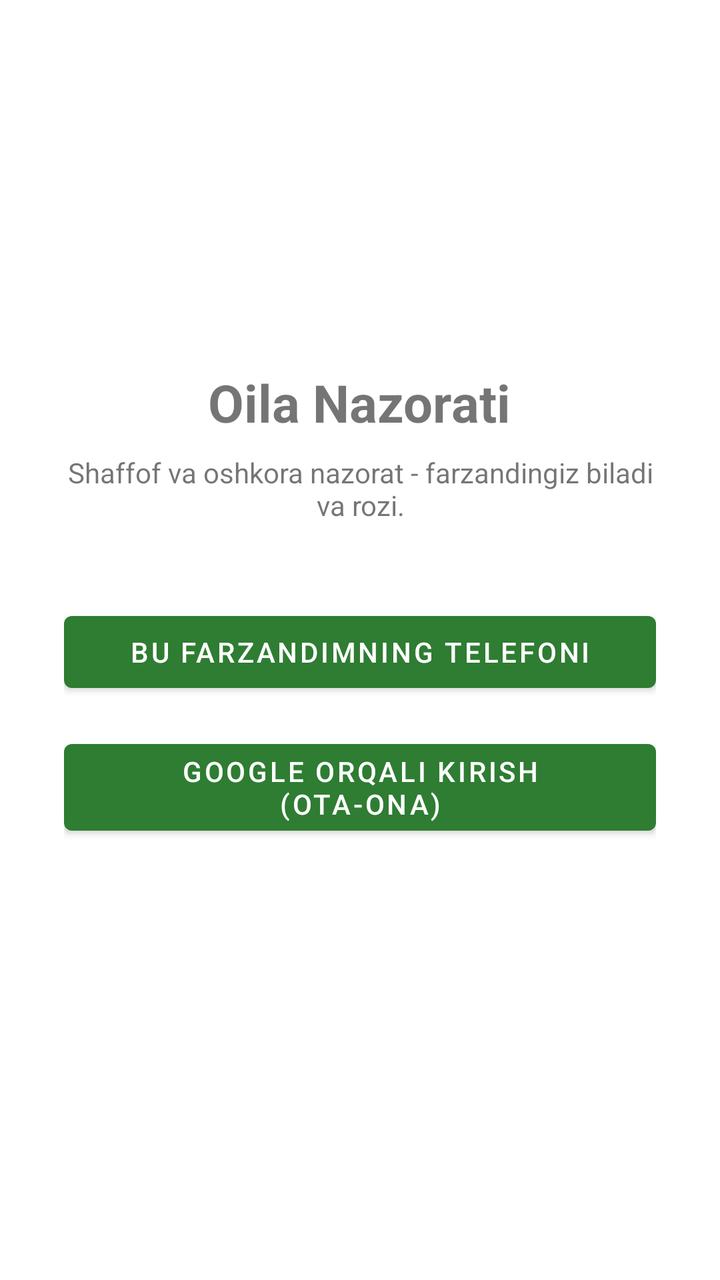
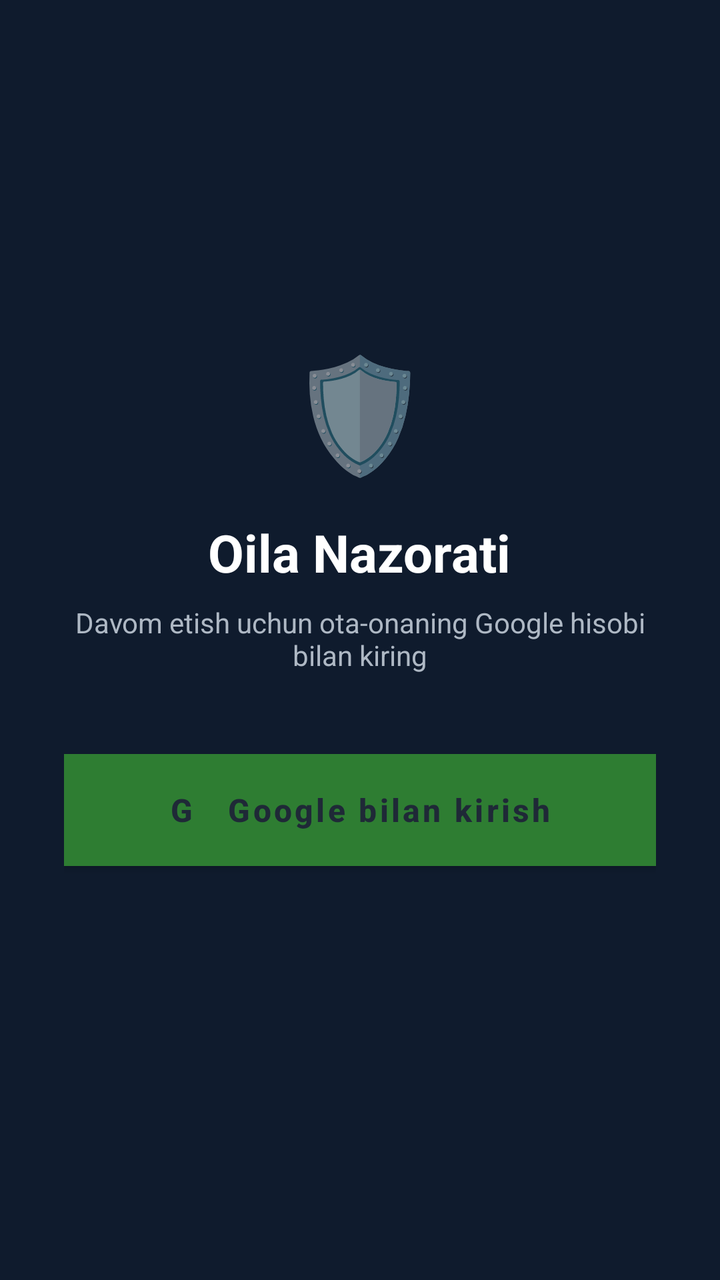

Compare the two renders of this Android layout. The source of the first and the diff that turns it into the second are given below.
<!-- AndroidManifest.xml: application theme Theme.OilaNazorati -->
<!-- res/layout/activity_main.xml -->
<?xml version="1.0" encoding="utf-8"?>
<LinearLayout xmlns:android="http://schemas.android.com/apk/res/android"
    android:layout_width="match_parent"
    android:layout_height="match_parent"
    android:orientation="vertical"
    android:gravity="center"
    android:padding="32dp">

    <TextView
        android:layout_width="wrap_content"
        android:layout_height="wrap_content"
        android:text="Oila Nazorati"
        android:textSize="26sp"
        android:textStyle="bold"
        android:layout_marginBottom="8dp"/>

    <TextView
        android:layout_width="wrap_content"
        android:layout_height="wrap_content"
        android:text="Shaffof va oshkora nazorat - farzandingiz biladi va rozi."
        android:textAlignment="center"
        android:layout_marginBottom="40dp"/>

    <Button
        android:id="@+id/btnChildDevice"
        android:layout_width="match_parent"
        android:layout_height="wrap_content"
        android:text="Bu farzandimning telefoni"
        android:layout_marginBottom="16dp"/>

    <Button
        android:id="@+id/btnParentGoogleSignIn"
        android:layout_width="match_parent"
        android:layout_height="wrap_content"
        android:text="Google orqali kirish (Ota-ona)"/>

    <TextView
        android:id="@+id/signedInAsText"
        android:layout_width="wrap_content"
        android:layout_height="wrap_content"
        android:textAlignment="center"
        android:layout_marginTop="16dp"/>

</LinearLayout>
<!-- resources referenced by this layout -->
<resources>
  <style name="Theme.OilaNazorati" parent="Theme.MaterialComponents.DayNight.NoActionBar">
          <item name="colorPrimary">#2E7D32</item>
          <item name="colorPrimaryDark">#1B5E20</item>
          <item name="colorAccent">#66BB6A</item>
      </style>
</resources>

<!-- the commit's change to res/layout/activity_main.xml (unified diff, before → after) -->
@@ -1,44 +1,110 @@
 <?xml version="1.0" encoding="utf-8"?>
-<LinearLayout xmlns:android="http://schemas.android.com/apk/res/android"
+<FrameLayout xmlns:android="http://schemas.android.com/apk/res/android"
     android:layout_width="match_parent"
     android:layout_height="match_parent"
-    android:orientation="vertical"
-    android:gravity="center"
-    android:padding="32dp">
+    android:background="#0F1B2D">
 
-    <TextView
-        android:layout_width="wrap_content"
-        android:layout_height="wrap_content"
-        android:text="Oila Nazorati"
-        android:textSize="26sp"
-        android:textStyle="bold"
-        android:layout_marginBottom="8dp"/>
+    <LinearLayout
+        android:id="@+id/loginSection"
+        android:layout_width="match_parent"
+        android:layout_height="match_parent"
+        android:orientation="vertical"
+        android:gravity="center"
+        android:padding="32dp">
 
-    <TextView
-        android:layout_width="wrap_content"
-        android:layout_height="wrap_content"
-        android:text="Shaffof va oshkora nazorat - farzandingiz biladi va rozi."
-        android:textAlignment="center"
-        android:layout_marginBottom="40dp"/>
+        <TextView
+            android:layout_width="wrap_content"
+            android:layout_height="wrap_content"
+            android:text="🛡️"
+            android:textSize="56sp"
+            android:layout_marginBottom="16dp"/>
 
-    <Button
-        android:id="@+id/btnChildDevice"
+        <TextView
+            android:layout_width="wrap_content"
+            android:layout_height="wrap_content"
+            android:text="Oila Nazorati"
+            android:textSize="26sp"
+            android:textStyle="bold"
+            android:textColor="#FFFFFF"
+            android:layout_marginBottom="8dp"/>
+
+        <TextView
+            android:layout_width="wrap_content"
+            android:layout_height="wrap_content"
+            android:text="Davom etish uchun ota-onaning Google hisobi bilan kiring"
+            android:textColor="#AEB8C4"
+            android:textAlignment="center"
+            android:layout_marginBottom="40dp"/>
+
+        <Button
+            android:id="@+id/btnGoogleSignIn"
+            android:layout_width="match_parent"
+            android:layout_height="56dp"
+            android:text="G   Google bilan kirish"
+            android:textAllCaps="false"
+            android:textColor="#1F2937"
+            android:textSize="16sp"
+            android:textStyle="bold"
+            android:background="#FFFFFF"/>
+
+        <TextView
+            android:id="@+id/loginStatusText"
+            android:layout_width="wrap_content"
+            android:layout_height="wrap_content"
+            android:textColor="#AEB8C4"
+            android:textAlignment="center"
+            android:layout_marginTop="20dp"/>
+
+    </LinearLayout>
+
+    <LinearLayout
+        android:id="@+id/roleSection"
         android:layout_width="match_parent"
-        android:layout_height="wrap_content"
-        android:text="Bu farzandimning telefoni"
-        android:layout_marginBottom="16dp"/>
+        android:layout_height="match_parent"
+        android:orientation="vertical"
+        android:gravity="center"
+        android:padding="32dp"
+        android:visibility="gone">
 
-    <Button
-        android:id="@+id/btnParentGoogleSignIn"
-        android:layout_width="match_parent"
-        android:layout_height="wrap_content"
-        android:text="Google orqali kirish (Ota-ona)"/>
+        <TextView
+            android:layout_width="wrap_content"
+            android:layout_height="wrap_content"
+            android:text="🛡️ Oila Nazorati"
+            android:textSize="26sp"
+            android:textStyle="bold"
+            android:textColor="#FFFFFF"
+            android:layout_marginBottom="8dp"/>
 
-    <TextView
-        android:id="@+id/signedInAsText"
-        android:layout_width="wrap_content"
-        android:layout_height="wrap_content"
-        android:textAlignment="center"
-        android:layout_marginTop="16dp"/>
+        <TextView
+            android:id="@+id/signedInAsText"
+            android:layout_width="wrap_content"
+            android:layout_height="wrap_content"
+            android:textColor="#AEB8C4"
+            android:textAlignment="center"
+            android:layout_marginBottom="40dp"/>
 
-</LinearLayout>
+        <Button
+            android:id="@+id/btnChildDevice"
+            android:layout_width="match_parent"
+            android:layout_height="wrap_content"
+            android:text="Bu farzandimning telefoni"
+            android:layout_marginBottom="16dp"/>
+
+        <Button
+            android:id="@+id/btnOpenParentDashboard"
+            android:layout_width="match_parent"
+            android:layout_height="wrap_content"
+            android:text="Ota-ona panelini ochish"
+            android:layout_marginBottom="16dp"/>
+
+        <TextView
+            android:id="@+id/btnSignOut"
+            android:layout_width="wrap_content"
+            android:layout_height="wrap_content"
+            android:text="Chiqish (boshqa hisobga o'tish)"
+            android:textColor="#AEB8C4"
+            android:padding="12dp"/>
+
+    </LinearLayout>
+
+</FrameLayout>
